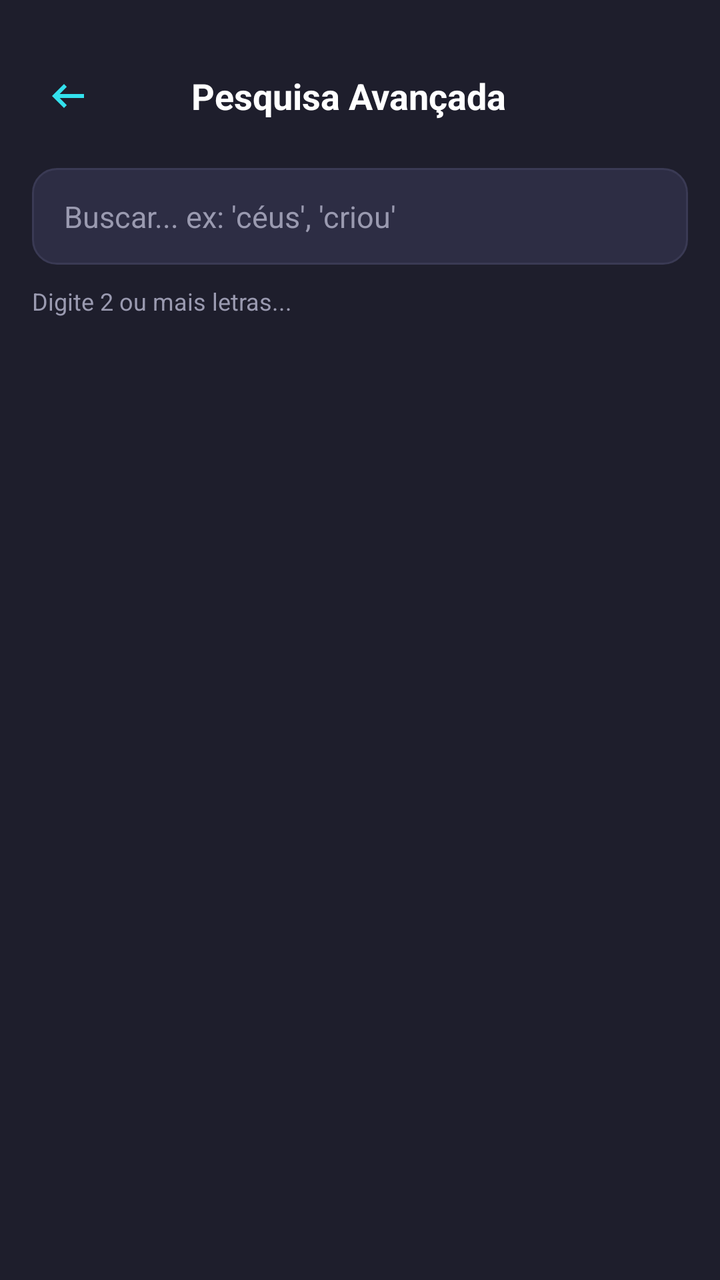
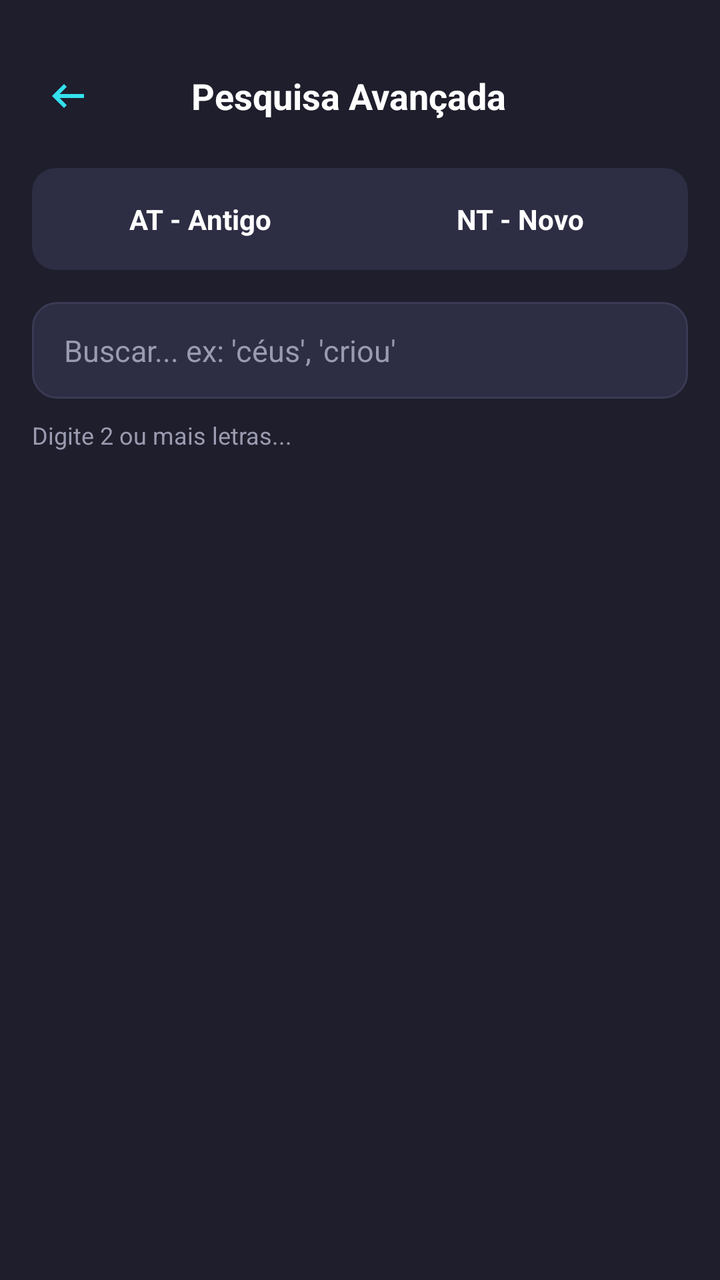

Before-and-after screenshots of an Android layout around one commit, followed by the original layout XML and the change that was made.
<!-- AndroidManifest.xml: application theme Theme.StrongBible -->
<!-- res/layout/screen_search.xml -->
<?xml version="1.0" encoding="utf-8"?>
<LinearLayout xmlns:android="http://schemas.android.com/apk/res/android"
    android:layout_width="match_parent"
    android:layout_height="match_parent"
    android:orientation="vertical"
    android:paddingLeft="16dp"
    android:paddingTop="24dp"
    android:paddingRight="16dp"
    android:paddingBottom="16dp"
    android:background="?attr/appBackgroundColor"> <LinearLayout
        android:layout_width="match_parent"
        android:layout_height="wrap_content"
        android:orientation="horizontal"
        android:gravity="center_vertical"
        android:paddingBottom="12dp">

        <ImageView
            android:id="@+id/back_btn_search"
            android:layout_width="48dp"
            android:layout_height="48dp"
            android:src="@drawable/ic_arrow_left"
            android:tint="?attr/appColorAccent"
            android:paddingRight="12dp"
            android:paddingTop="12dp"
            android:paddingBottom="12dp"
            android:foreground="?android:attr/selectableItemBackground"
            android:clickable="true"
            android:focusable="true"/>

        <TextView
            android:layout_width="0dp"
            android:layout_height="wrap_content"
            android:layout_weight="1"
            android:text="Pesquisa Avançada"
            android:textColor="?attr/appTextColorPrimary" android:textSize="18sp"
            android:gravity="center"
            android:textStyle="bold" />

        <View
            android:layout_width="60dp"
            android:layout_height="1dp" />
    </LinearLayout>

    <EditText
        android:id="@+id/search_input"
        android:layout_width="match_parent"
        android:layout_height="wrap_content"
        android:hint="Buscar... ex: 'céus', 'criou' "
        android:textColorHint="?attr/appTextColorSecondary" android:textColor="?attr/appTextColorPrimary" android:textSize="15sp"
        android:paddingLeft="16dp"
        android:paddingTop="14dp"
        android:paddingRight="16dp"
        android:paddingBottom="14dp"
        android:background="@drawable/bg_card_border" android:singleLine="true" />

    <TextView
        android:id="@+id/label_results"
        android:layout_width="wrap_content"
        android:layout_height="wrap_content"
        android:text="Digite 2 ou mais letras..."
        android:textColor="?attr/appTextColorSecondary" android:textSize="12sp"
        android:paddingTop="10dp"
        android:paddingBottom="10dp" />

    <ScrollView
        android:layout_width="match_parent"
        android:layout_height="0dp"
        android:layout_weight="1">

        <LinearLayout
            android:id="@+id/results_container"
            android:layout_width="match_parent"
            android:layout_height="wrap_content"
            android:orientation="vertical" />
    </ScrollView>
</LinearLayout>
<!-- resources referenced by this layout -->
<resources>
  <!-- drawable bg_card_border (drawable) -->
  <?xml version="1.0" encoding="utf-8"?>
  <shape xmlns:android="http://schemas.android.com/apk/res/android">
      <solid android:color="?attr/appColorSurface"/>
      <corners android:radius="12dp"/>
      <stroke android:width="1dp" android:color="?attr/appColorStroke"/>
  </shape>
  <!-- drawable ic_arrow_left (drawable) -->
  <vector xmlns:android="http://schemas.android.com/apk/res/android"
      android:width="24dp"
      android:height="24dp"
      android:viewportWidth="960"
      android:viewportHeight="960"
      android:tint="?attr/colorControlNormal"
      android:autoMirrored="true">
    <path
        android:fillColor="@android:color/white"
        android:pathData="M400,720L160,480L400,240L456,298L314,440L800,440L800,520L314,520L456,662L400,720Z"/>
  </vector>
  <style name="Theme.StrongBible" parent="android:Theme.DeviceDefault.NoActionBar">
          <item name="appBackgroundColor">@color/brand_blue_dark</item>
          <item name="appTextColorPrimary">@color/pure_white</item>
          <item name="appColorAccent">@color/brand_blue_bright</item>
          <item name="appColorSurface">@color/surface_blue_card</item>
          <item name="appColorStroke">@color/stroke_blue</item>
          <item name="appTextColorSecondary">@color/text_secondary_blue</item>
          <item name="appTabSelectedColor">@color/pure_white</item>
  
          <item name="android:windowBackground">?attr/appBackgroundColor</item>
      </style>
  <color name="brand_blue_dark">#1E1E2C</color>
  <color name="pure_white">#FFFFFF</color>
  <color name="brand_blue_bright">#33E1ED</color>
  <color name="surface_blue_card">#2D2D44</color>
  <color name="stroke_blue">#3A3A54</color>
  <color name="text_secondary_blue">#9A9AB0</color>
</resources>

<!-- the commit's change to res/layout/screen_search.xml (unified diff, before → after) -->
@@ -40,6 +40,46 @@
             android:layout_width="60dp"
             android:layout_height="1dp" />
     </LinearLayout>
+    <LinearLayout
+        android:layout_width="match_parent"
+        android:layout_height="wrap_content"
+        android:orientation="horizontal"
+        android:background="@drawable/bg_card" 
+        android:padding="4dp"
+        android:layout_marginBottom="16dp">
+
+        <TextView
+            android:id="@+id/tab_at"
+            android:layout_width="0dp"
+            android:layout_height="wrap_content"
+            android:layout_weight="1"
+            android:text="AT - Antigo"
+            android:gravity="center"
+            android:paddingTop="12dp"
+            android:paddingBottom="12dp"
+            android:textSize="14sp"
+            android:textStyle="bold"
+            android:clickable="true"
+            android:focusable="true"
+            android:background="@drawable/bg_tab_selected" 
+            android:textColor="@color/tab_text_color"/> 
+
+        <TextView
+            android:id="@+id/tab_nt"
+            android:layout_width="0dp"
+            android:layout_height="wrap_content"
+            android:layout_weight="1"
+            android:text="NT - Novo"
+            android:gravity="center"
+            android:paddingTop="12dp"
+            android:paddingBottom="12dp"
+            android:textSize="14sp"
+            android:textStyle="bold"
+            android:clickable="true"
+            android:focusable="true"
+            android:background="@drawable/bg_tab_selected" 
+            android:textColor="@color/tab_text_color"/> 
+    </LinearLayout>
 
     <EditText
         android:id="@+id/search_input"
<!-- resource entries referenced after the edit -->
@@ -1,5 +1,11 @@
 <!-- resources referenced by this layout -->
 <resources>
+  <!-- drawable bg_card (drawable) -->
+  <?xml version="1.0" encoding="utf-8"?>
+  <shape xmlns:android="http://schemas.android.com/apk/res/android">
+      <solid android:color="?attr/appColorSurface"/>
+      <corners android:radius="12dp"/>
+  </shape>
   <!-- drawable bg_card_border (drawable) -->
   <?xml version="1.0" encoding="utf-8"?>
   <shape xmlns:android="http://schemas.android.com/apk/res/android">
@@ -7,6 +13,21 @@
       <corners android:radius="12dp"/>
       <stroke android:width="1dp" android:color="?attr/appColorStroke"/>
   </shape>
+  <!-- drawable bg_tab_selected (drawable) -->
+  <?xml version="1.0" encoding="utf-8"?>
+  <selector xmlns:android="http://schemas.android.com/apk/res/android">
+      <item android:state_selected="true">
+          <shape android:shape="rectangle">
+              <corners android:radius="6dp"/>
+              <solid android:color="?attr/appColorAccent"/>
+          </shape>
+      </item>
+      <item>
+          <shape android:shape="rectangle">
+              <solid android:color="@android:color/transparent"/>
+          </shape>
+      </item>
+  </selector>
   <!-- drawable ic_arrow_left (drawable) -->
   <vector xmlns:android="http://schemas.android.com/apk/res/android"
       android:width="24dp"
